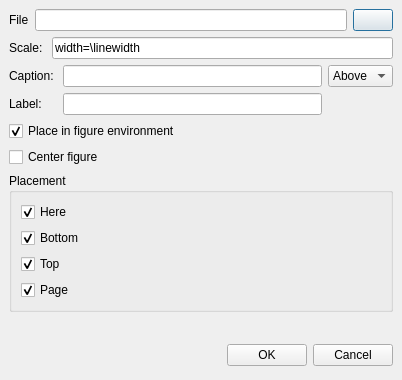
This is insertgraphics.ui in svn2github/texstudio-trunk as Qt 5 draws it before an edit. The edited form follows.
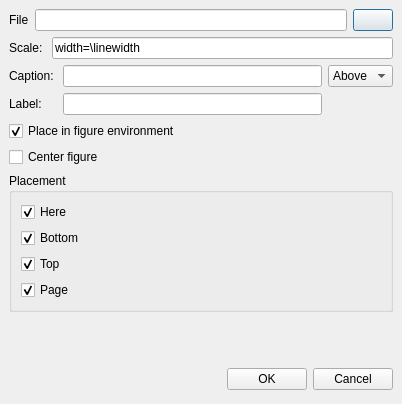
This is the edited form. Icons and pictures are not drawn.

Commit message: fileopen icon reset

Patch:
```diff
--- a/insertgraphics.ui
+++ b/insertgraphics.ui
@@ -7,7 +7,7 @@
     <x>0</x>
     <y>0</y>
     <width>402</width>
-    <height>380</height>
+    <height>404</height>
    </rect>
   </property>
   <layout class="QVBoxLayout" name="verticalLayout">
```
Left out of the diff: 8 changed lines with no effect on the pictures.
